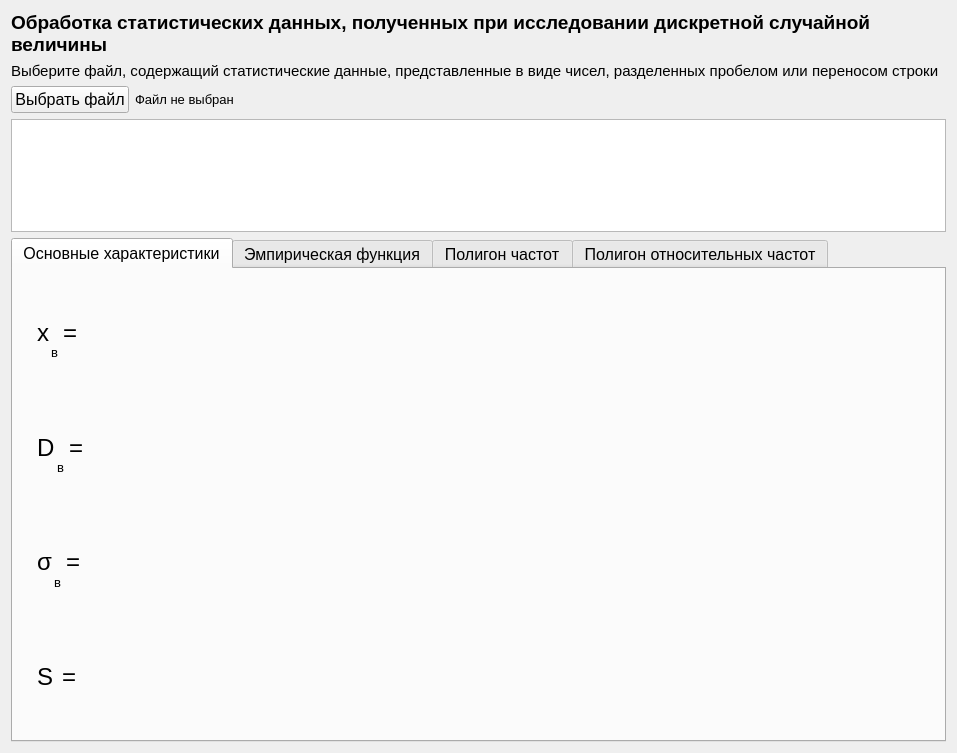
Old version of the form Labs/ui/lab5_task1.ui in the repository gg-master/TerVerLabs.
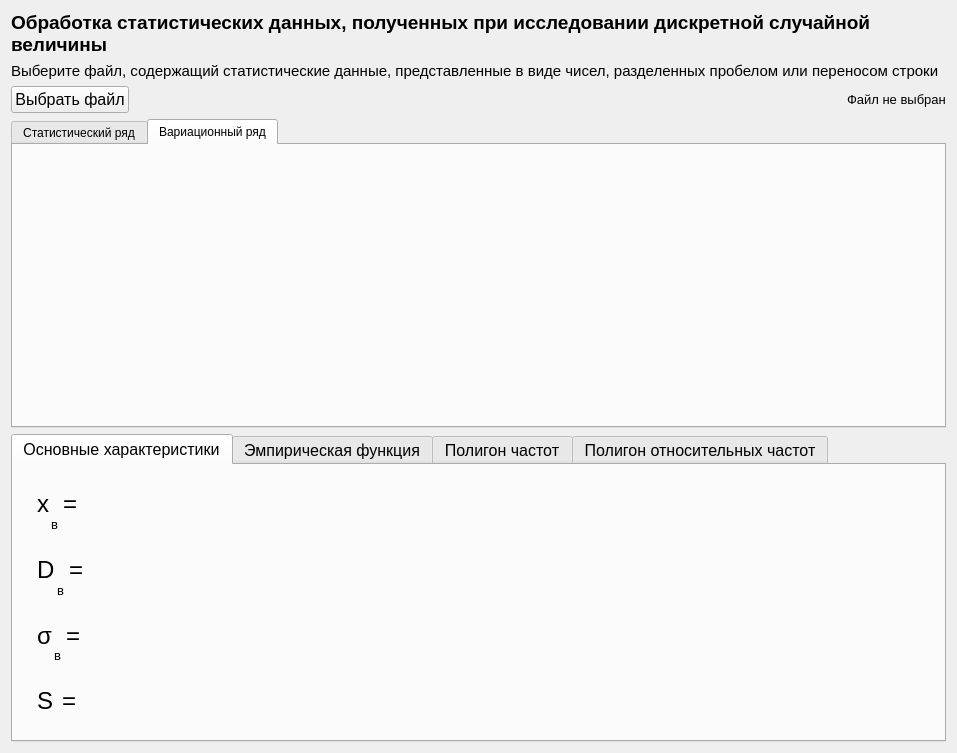
New version of the form. The open tabs and pages were chosen to show the change. Icons and pictures are not drawn.

Commit message: Added variation series and axis gap for task 1

```diff
--- a/Labs/ui/lab5_task1.ui
+++ b/Labs/ui/lab5_task1.ui
@@ -60,18 +60,6 @@
        </property>
       </widget>
      </item>
-     <item>
-      <widget class="QLabel" name="selectedFile">
-       <property name="font">
-        <font>
-         <pointsize>10</pointsize>
-        </font>
-       </property>
-       <property name="text">
-        <string>Файл не выбран</string>
-       </property>
-      </widget>
-     </item>
      <item>
       <spacer name="horizontalSpacer_18">
        <property name="orientation">
@@ -85,8 +73,42 @@
        </property>
       </spacer>
      </item>
+     <item>
+      <widget class="QLabel" name="selectedFile">
+       <property name="font">
+        <font>
+         <pointsize>10</pointsize>
+        </font>
+       </property>
+       <property name="text">
+        <string>Файл не выбран</string>
+       </property>
+      </widget>
+     </item>
     </layout>
    </item>
+   <item>
+    <widget class="QTabWidget" name="tabWidget">
+     <property name="currentIndex">
+      <number>0</number>
+     </property>
+     <widget class="QWidget" name="tab">
+      <attribute name="title">
+       <string>Статистический ряд</string>
+      </attribute>
+      <layout class="QVBoxLayout" name="verticalLayout_2">
+       <property name="leftMargin">
+        <number>0</number>
+       </property>
+       <property name="topMargin">
+        <number>0</number>
+       </property>
+       <property name="rightMargin">
+        <number>0</number>
+       </property>
+       <property name="bottomMargin">
+        <number>0</number>
+       </property>
    <item>
     <widget class="QTableWidget" name="table">
      <property name="sizePolicy">
@@ -118,6 +140,46 @@
      <attribute name="horizontalHeaderVisible">
       <bool>false</bool>
      </attribute>
+        </widget>
+       </item>
+      </layout>
+     </widget>
+     <widget class="QWidget" name="tab_2">
+      <attribute name="title">
+       <string>Вариационный ряд</string>
+      </attribute>
+      <layout class="QVBoxLayout" name="verticalLayout_3">
+       <property name="leftMargin">
+        <number>0</number>
+       </property>
+       <property name="topMargin">
+        <number>0</number>
+       </property>
+       <property name="rightMargin">
+        <number>0</number>
+       </property>
+       <property name="bottomMargin">
+        <number>0</number>
+       </property>
+       <item>
+        <widget class="QLabel" name="varSeries">
+         <property name="font">
+          <font>
+           <pointsize>12</pointsize>
+           <weight>50</weight>
+           <bold>false</bold>
+          </font>
+         </property>
+         <property name="text">
+          <string/>
+         </property>
+         <property name="wordWrap">
+          <bool>true</bool>
+         </property>
+        </widget>
+       </item>
+      </layout>
+     </widget>
     </widget>
    </item>
    <item>
```
Lines whose indentation alone changed are shown as unchanged. The commit also changes 2 other files.
